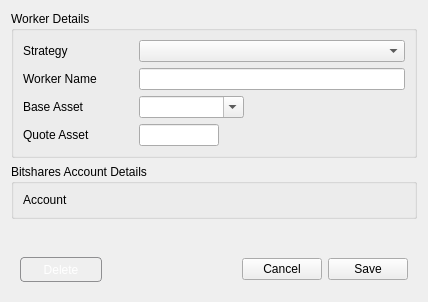
Qt form dexbot/views/ui/edit_worker_window.ui (xeroc/stakemachine) before a commit.
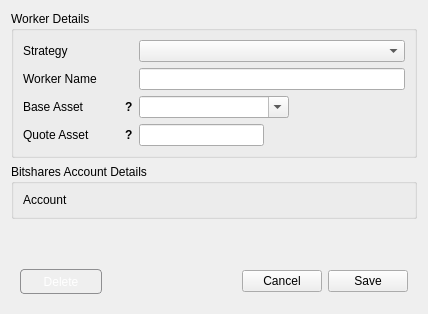
The same form after that commit.

Commit message: Add tooltips to strategies

What changed in the file:
```diff
--- a/dexbot/views/ui/edit_worker_window.ui
+++ b/dexbot/views/ui/edit_worker_window.ui
@@ -7,7 +7,7 @@
     <x>0</x>
     <y>0</y>
     <width>428</width>
-    <height>302</height>
+    <height>314</height>
    </rect>
   </property>
   <property name="windowTitle">
@@ -74,17 +74,88 @@
       <item row="1" column="1">
        <widget class="QLineEdit" name="worker_name_input"/>
       </item>
-      <item row="2" column="0">
+      <item row="3" column="1">
+       <widget class="QComboBox" name="base_asset_input">
+        <property name="sizePolicy">
+         <sizepolicy hsizetype="Fixed" vsizetype="Fixed">
+          <horstretch>0</horstretch>
+          <verstretch>0</verstretch>
+         </sizepolicy>
+        </property>
+        <property name="minimumSize">
+         <size>
+          <width>150</width>
+          <height>0</height>
+         </size>
+        </property>
+        <property name="editable">
+         <bool>true</bool>
+        </property>
+       </widget>
+      </item>
+      <item row="5" column="1">
+       <widget class="QLineEdit" name="quote_asset_input">
+        <property name="sizePolicy">
+         <sizepolicy hsizetype="Fixed" vsizetype="Fixed">
+          <horstretch>0</horstretch>
+          <verstretch>0</verstretch>
+         </sizepolicy>
+        </property>
+        <property name="maximumSize">
+         <size>
+          <width>125</width>
+          <height>16777215</height>
+         </size>
+        </property>
+       </widget>
+      </item>
+      <item row="3" column="0">
+       <widget class="QWidget" name="base_asset_wrap" native="true">
+        <property name="sizePolicy">
+         <sizepolicy hsizetype="Fixed" vsizetype="Preferred">
+          <horstretch>0</horstretch>
+          <verstretch>0</verstretch>
+         </sizepolicy>
+        </property>
+        <property name="minimumSize">
+         <size>
+          <width>110</width>
+          <height>0</height>
+         </size>
+        </property>
+        <property name="maximumSize">
+         <size>
+          <width>110</width>
+          <height>16777215</height>
+         </size>
+        </property>
+        <layout class="QHBoxLayout" name="horizontalLayout">
+         <property name="spacing">
+          <number>0</number>
+         </property>
+         <property name="leftMargin">
+          <number>0</number>
+         </property>
+         <property name="topMargin">
+          <number>0</number>
+         </property>
+         <property name="rightMargin">
+          <number>0</number>
+         </property>
+         <property name="bottomMargin">
+          <number>0</number>
+         </property>
+         <item>
        <widget class="QLabel" name="base_asset_label">
         <property name="minimumSize">
          <size>
-          <width>110</width>
+             <width>0</width>
           <height>0</height>
          </size>
         </property>
         <property name="maximumSize">
          <size>
-          <width>110</width>
+             <width>16777215</width>
           <height>16777215</height>
          </size>
         </property>
@@ -93,17 +164,84 @@
         </property>
        </widget>
       </item>
-      <item row="3" column="0">
+         <item>
+          <widget class="QLabel" name="base_asset_tooltip">
+           <property name="sizePolicy">
+            <sizepolicy hsizetype="Fixed" vsizetype="Preferred">
+             <horstretch>0</horstretch>
+             <verstretch>0</verstretch>
+            </sizepolicy>
+           </property>
+           <property name="font">
+            <font>
+             <weight>75</weight>
+             <bold>true</bold>
+            </font>
+           </property>
+           <property name="cursor">
+            <cursorShape>WhatsThisCursor</cursorShape>
+           </property>
+           <property name="toolTip">
+            <string>Asset to be used as unit of measure</string>
+           </property>
+           <property name="text">
+            <string>?</string>
+           </property>
+           <property name="margin">
+            <number>5</number>
+           </property>
+          </widget>
+         </item>
+        </layout>
+       </widget>
+      </item>
+      <item row="5" column="0">
+       <widget class="QWidget" name="quote_asset_wrap" native="true">
+        <property name="sizePolicy">
+         <sizepolicy hsizetype="Fixed" vsizetype="Preferred">
+          <horstretch>0</horstretch>
+          <verstretch>0</verstretch>
+         </sizepolicy>
+        </property>
+        <property name="minimumSize">
+         <size>
+          <width>110</width>
+          <height>0</height>
+         </size>
+        </property>
+        <property name="maximumSize">
+         <size>
+          <width>110</width>
+          <height>16777215</height>
+         </size>
+        </property>
+        <layout class="QHBoxLayout" name="horizontalLayout_3">
+         <property name="spacing">
+          <number>0</number>
+         </property>
+         <property name="leftMargin">
+          <number>0</number>
+         </property>
+         <property name="topMargin">
+          <number>0</number>
+         </property>
+         <property name="rightMargin">
+          <number>0</number>
+         </property>
+         <property name="bottomMargin">
+          <number>0</number>
+         </property>
+         <item>
        <widget class="QLabel" name="quote_asset_label">
         <property name="minimumSize">
          <size>
-          <width>110</width>
+             <width>0</width>
           <height>0</height>
          </size>
         </property>
         <property name="maximumSize">
          <size>
-          <width>110</width>
+             <width>16777215</width>
           <height>16777215</height>
          </size>
         </property>
@@ -115,39 +253,35 @@
         </property>
        </widget>
       </item>
-      <item row="3" column="1">
-       <widget class="QLineEdit" name="quote_asset_input">
+         <item>
+          <widget class="QLabel" name="quote_asset_tooltip">
         <property name="sizePolicy">
-         <sizepolicy hsizetype="Fixed" vsizetype="Fixed">
+            <sizepolicy hsizetype="Fixed" vsizetype="Preferred">
           <horstretch>0</horstretch>
           <verstretch>0</verstretch>
          </sizepolicy>
         </property>
-        <property name="maximumSize">
-         <size>
-          <width>80</width>
-          <height>16777215</height>
-         </size>
+           <property name="font">
+            <font>
+             <weight>75</weight>
+             <bold>true</bold>
+            </font>
+           </property>
+           <property name="cursor">
+            <cursorShape>WhatsThisCursor</cursorShape>
+           </property>
+           <property name="toolTip">
+            <string>Asset to be bought and sold</string>
+           </property>
+           <property name="text">
+            <string>?</string>
+           </property>
+           <property name="margin">
+            <number>5</number>
         </property>
        </widget>
       </item>
-      <item row="2" column="1">
-       <widget class="QComboBox" name="base_asset_input">
-        <property name="sizePolicy">
-         <sizepolicy hsizetype="Fixed" vsizetype="Fixed">
-          <horstretch>0</horstretch>
-          <verstretch>0</verstretch>
-         </sizepolicy>
-        </property>
-        <property name="minimumSize">
-         <size>
-          <width>105</width>
-          <height>0</height>
-         </size>
-        </property>
-        <property name="editable">
-         <bool>true</bool>
-        </property>
+        </layout>
        </widget>
       </item>
      </layout>
```
Lines whose indentation alone changed are shown as unchanged. The commit also changes 2 other files.
